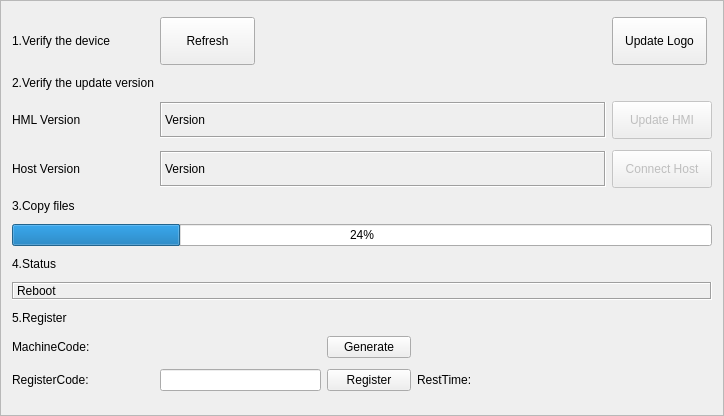
Before: the Qt Designer form hcmaintains/icupdatesystem.ui in GaussCheng/2-5AxisPunch, drawn with Qt 5.
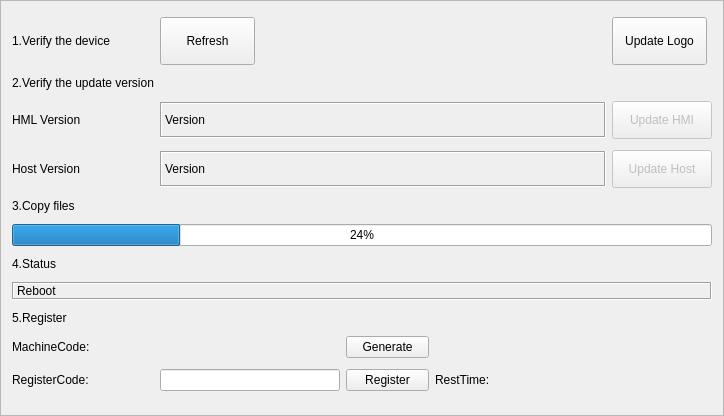
After: the same form once the commit is applied. Custom widgets are drawn as their Qt base class.

Diff of the .ui file:
```diff
--- a/hcmaintains/icupdatesystem.ui
+++ b/hcmaintains/icupdatesystem.ui
@@ -242,7 +242,7 @@
       </size>
      </property>
      <property name="text">
-      <string>Connect Host</string>
+      <string>Update Host</string>
      </property>
     </widget>
    </item>
@@ -392,14 +392,14 @@
      </property>
      <property name="minimumSize">
       <size>
-       <width>161</width>
+       <width>180</width>
        <height>0</height>
       </size>
      </property>
      <property name="maximumSize">
       <size>
-       <width>161</width>
-       <height>16777215</height>
+       <width>180</width>
+       <height>180</height>
       </size>
      </property>
     </widget>
```
